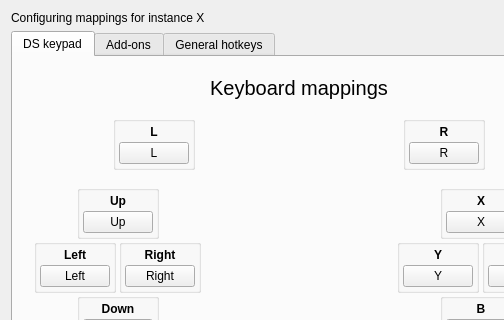
Old version of the form src/frontend/qt_sdl/InputConfig/InputConfigDialog.ui in the repository melonDS-emu/melonDS; both pictures show x 0 to 504 and y 0 to 320 of the 598 by 525 pixel window.
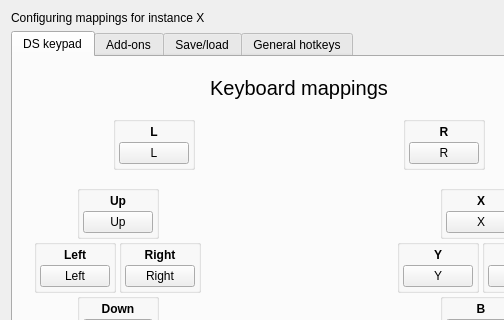
New version of the form. Icons and pictures are not drawn.

Commit message: added save/load tab to input and hotkeys dialog box

```diff
--- a/src/frontend/qt_sdl/InputConfig/InputConfigDialog.ui
+++ b/src/frontend/qt_sdl/InputConfig/InputConfigDialog.ui
@@ -2272,6 +2272,11 @@
        <string>Add-ons</string>
       </attribute>
      </widget>
+     <widget class="QWidget" name="tabSaveLoad">
+      <attribute name="title">
+       <string>Save/load</string>
+      </attribute>
+     </widget>
      <widget class="QWidget" name="tabHotkeysGeneral">
       <attribute name="title">
        <string>General hotkeys</string>
```
The commit also changes 4 other files.
